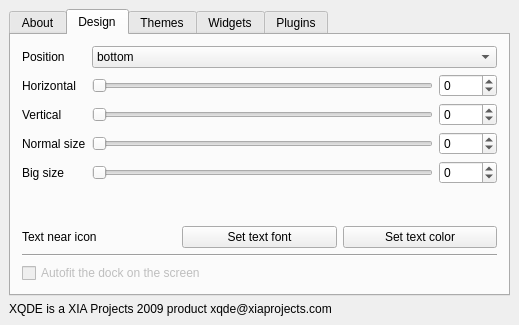
4myPAL/xqde, file trunk/XQDEUIConfigurator.ui: the form before one commit.
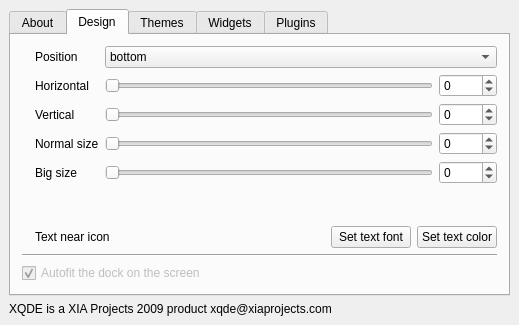
The form after the commit. Icons and pictures are not drawn.

Commit message: New icons on Configurator Interfaces

```diff
--- a/trunk/XQDEUIConfigurator.ui
+++ b/trunk/XQDEUIConfigurator.ui
@@ -42,7 +42,8 @@
           <string>&lt;!DOCTYPE HTML PUBLIC &quot;-//W3C//DTD HTML 4.0//EN&quot; &quot;http://www.w3.org/TR/REC-html40/strict.dtd&quot;&gt;
 &lt;html&gt;&lt;head&gt;&lt;meta name=&quot;qrichtext&quot; content=&quot;1&quot; /&gt;&lt;style type=&quot;text/css&quot;&gt;
 p, li { white-space: pre-wrap; }
-&lt;/style&gt;&lt;/head&gt;&lt;body style=&quot; font-family:'DejaVu Sans'; font-size:9pt; font-weight:400; font-style:normal;&quot;&gt;
+&lt;/style&gt;&lt;/head&gt;&lt;body style=&quot; font-family:'DejaVu Sans'; font-size:8pt; font-weight:400; font-style:normal;&quot;&gt;
+&lt;p align=&quot;center&quot; style=&quot; margin-top:0px; margin-bottom:0px; margin-left:0px; margin-right:0px; -qt-block-indent:0; text-indent:0px;&quot;&gt;&lt;img src=&quot;:/images/xqde_logo.png&quot; /&gt;&lt;/p&gt;
 &lt;p style=&quot; margin-top:0px; margin-bottom:0px; margin-left:0px; margin-right:0px; -qt-block-indent:0; text-indent:0px;&quot;&gt;&lt;span style=&quot; font-family:'Segoe Media Center'; font-size:10pt;&quot;&gt;Hello! I am XQDE&lt;/span&gt;&lt;/p&gt;
 &lt;p style=&quot; margin-top:0px; margin-bottom:0px; margin-left:0px; margin-right:0px; -qt-block-indent:0; text-indent:0px;&quot;&gt;&lt;span style=&quot; font-family:'Segoe Media Center'; font-size:10pt;&quot;&gt;The XIA Projects Desktop Environment&lt;/span&gt;&lt;/p&gt;
 &lt;p style=&quot; margin-top:0px; margin-bottom:0px; margin-left:0px; margin-right:0px; -qt-block-indent:0; text-indent:0px;&quot;&gt;&lt;span style=&quot; font-family:'Segoe Media Center'; font-size:10pt;&quot;&gt;This is an alpha preview of XQDE: the KXDocker evolution.&lt;/span&gt;&lt;/p&gt;
@@ -72,28 +73,21 @@
       <layout class="QGridLayout" name="gridLayout_3">
        <item row="0" column="0">
         <layout class="QGridLayout" name="gridLayout_2">
-         <item row="2" column="0">
+         <item row="2" column="1">
           <widget class="QLabel" name="label_8">
            <property name="text">
             <string>Vertical</string>
            </property>
           </widget>
          </item>
-         <item row="3" column="0">
+         <item row="3" column="1">
           <widget class="QLabel" name="label">
            <property name="text">
             <string>Normal size</string>
            </property>
           </widget>
          </item>
-         <item row="4" column="0">
-          <widget class="QLabel" name="label_2">
-           <property name="text">
-            <string>Big size</string>
-           </property>
-          </widget>
-         </item>
-         <item row="1" column="1">
+         <item row="1" column="2">
           <widget class="QSlider" name="dockPositionX">
            <property name="minimum">
             <number>16</number>
@@ -112,7 +106,7 @@
            </property>
           </widget>
          </item>
-         <item row="2" column="1">
+         <item row="2" column="2">
           <widget class="QSlider" name="dockPositionY">
            <property name="minimum">
             <number>16</number>
@@ -134,21 +128,21 @@
            </property>
           </widget>
          </item>
-         <item row="1" column="0">
+         <item row="1" column="1">
           <widget class="QLabel" name="label_7">
            <property name="text">
             <string>Horizontal</string>
            </property>
           </widget>
          </item>
-         <item row="0" column="0">
+         <item row="0" column="1">
           <widget class="QLabel" name="label_3">
            <property name="text">
             <string>Position</string>
            </property>
           </widget>
          </item>
-         <item row="0" column="1" colspan="2">
+         <item row="0" column="2" colspan="2">
           <widget class="QComboBox" name="dockposition">
            <item>
             <property name="text">
@@ -172,17 +166,7 @@
            </item>
           </widget>
          </item>
-         <item row="4" column="2">
-          <widget class="QSpinBox" name="spinBox_6">
-           <property name="minimum">
-            <number>-9999</number>
-           </property>
-           <property name="maximum">
-            <number>9999</number>
-           </property>
-          </widget>
-         </item>
-         <item row="3" column="2">
+         <item row="3" column="3">
           <widget class="QSpinBox" name="spinBox_5">
            <property name="minimum">
             <number>-9999</number>
@@ -192,7 +176,7 @@
            </property>
           </widget>
          </item>
-         <item row="2" column="2">
+         <item row="2" column="3">
           <widget class="QSpinBox" name="spinBox">
            <property name="minimum">
             <number>-9999</number>
@@ -202,7 +186,7 @@
            </property>
           </widget>
          </item>
-         <item row="1" column="2">
+         <item row="1" column="3">
           <widget class="QSpinBox" name="spinBox_2">
            <property name="minimum">
             <number>-9999</number>
@@ -212,29 +196,50 @@
            </property>
           </widget>
          </item>
-         <item row="4" column="1">
-          <widget class="QSlider" name="bigsize">
-           <property name="minimum">
-            <number>16</number>
+         <item row="0" column="0">
+          <widget class="QLabel" name="label_11">
+           <property name="text">
+            <string/>
            </property>
-           <property name="maximum">
-            <number>256</number>
+           <property name="pixmap">
+            <pixmap resource="resources/libxqdebase.qrc">:/images/position.png</pixmap>
            </property>
-           <property name="singleStep">
-            <number>8</number>
+           <property name="scaledContents">
+            <bool>true</bool>
            </property>
-           <property name="pageStep">
-            <number>16</number>
+          </widget>
+         </item>
+         <item row="1" column="0">
+          <widget class="QLabel" name="label_23">
+           <property name="text">
+            <string/>
            </property>
-           <property name="value">
-            <number>16</number>
+           <property name="pixmap">
+            <pixmap resource="resources/libxqdebase.qrc">:/images/horizontal.png</pixmap>
            </property>
-           <property name="orientation">
-            <enum>Qt::Horizontal</enum>
+          </widget>
+         </item>
+         <item row="2" column="0">
+          <widget class="QLabel" name="label_24">
+           <property name="text">
+            <string/>
            </property>
+           <property name="pixmap">
+            <pixmap resource="resources/libxqdebase.qrc">:/images/vertical.png</pixmap>
+           </property>
           </widget>
          </item>
-         <item row="3" column="1">
+         <item row="3" column="0">
+          <widget class="QLabel" name="label_25">
+           <property name="text">
+            <string/>
+           </property>
+           <property name="pixmap">
+            <pixmap resource="resources/libxqdebase.qrc">:/images/normal.png</pixmap>
+           </property>
+          </widget>
+         </item>
+         <item row="3" column="2">
           <widget class="QSlider" name="normalsize">
            <property name="minimum">
             <number>16</number>
@@ -253,9 +258,58 @@
            </property>
           </widget>
          </item>
+         <item row="4" column="3">
+          <widget class="QSpinBox" name="spinBox_6">
+           <property name="minimum">
+            <number>-9999</number>
+           </property>
+           <property name="maximum">
+            <number>9999</number>
+           </property>
+          </widget>
+         </item>
+         <item row="4" column="2">
+          <widget class="QSlider" name="bigsize">
+           <property name="minimum">
+            <number>16</number>
+           </property>
+           <property name="maximum">
+            <number>256</number>
+           </property>
+           <property name="singleStep">
+            <number>8</number>
+           </property>
+           <property name="pageStep">
+            <number>16</number>
+           </property>
+           <property name="value">
+            <number>16</number>
+           </property>
+           <property name="orientation">
+            <enum>Qt::Horizontal</enum>
+           </property>
+          </widget>
+         </item>
+         <item row="4" column="0">
+          <widget class="QLabel" name="label_26">
+           <property name="text">
+            <string/>
+           </property>
+           <property name="pixmap">
+            <pixmap resource="resources/libxqdebase.qrc">:/images/big.png</pixmap>
+           </property>
+          </widget>
+         </item>
+         <item row="4" column="1">
+          <widget class="QLabel" name="label_2">
+           <property name="text">
+            <string>Big size</string>
+           </property>
+          </widget>
+         </item>
         </layout>
        </item>
-       <item row="2" column="0">
+       <item row="3" column="0">
         <layout class="QHBoxLayout">
          <property name="spacing">
           <number>6</number>
@@ -263,6 +317,19 @@
          <property name="margin">
           <number>0</number>
          </property>
+         <item>
+          <widget class="QLabel" name="label_27">
+           <property name="text">
+            <string/>
+           </property>
+           <property name="pixmap">
+            <pixmap resource="resources/libxqdebase.qrc">:/images/format_text_italic.png</pixmap>
+           </property>
+           <property name="scaledContents">
+            <bool>false</bool>
+           </property>
+          </widget>
+         </item>
          <item>
           <widget class="QLabel" name="label_4">
            <property name="text">
@@ -270,11 +337,28 @@
            </property>
           </widget>
          </item>
+         <item>
+          <spacer name="horizontalSpacer">
+           <property name="orientation">
+            <enum>Qt::Horizontal</enum>
+           </property>
+           <property name="sizeHint" stdset="0">
+            <size>
+             <width>40</width>
+             <height>20</height>
+            </size>
+           </property>
+          </spacer>
+         </item>
          <item>
           <widget class="QPushButton" name="changeOverTextFont">
            <property name="text">
             <string>Set text font</string>
            </property>
+           <property name="icon">
+            <iconset resource="resources/libxqdebase.qrc">
+             <normaloff>:/images/fonts.png</normaloff>:/images/fonts.png</iconset>
+           </property>
           </widget>
          </item>
          <item>
@@ -282,11 +366,15 @@
            <property name="text">
             <string>Set text color</string>
            </property>
+           <property name="icon">
+            <iconset resource="resources/libxqdebase.qrc">
+             <normaloff>:/images/format_stroke_color.png</normaloff>:/images/format_stroke_color.png</iconset>
+           </property>
           </widget>
          </item>
         </layout>
        </item>
-       <item row="4" column="0">
+       <item row="5" column="0">
         <widget class="QCheckBox" name="autofit">
          <property name="enabled">
           <bool>false</bool>
@@ -294,16 +382,19 @@
          <property name="text">
           <string>Autofit the dock on the screen</string>
          </property>
+         <property name="checked">
+          <bool>true</bool>
+         </property>
         </widget>
        </item>
-       <item row="3" column="0">
+       <item row="4" column="0">
         <widget class="Line" name="line">
          <property name="orientation">
           <enum>Qt::Horizontal</enum>
          </property>
         </widget>
        </item>
-       <item row="1" column="0">
+       <item row="2" column="0">
         <spacer name="verticalSpacer">
          <property name="orientation">
           <enum>Qt::Vertical</enum>
@@ -343,6 +434,10 @@
                <property name="text">
                 <string>Add</string>
                </property>
+               <property name="icon">
+                <iconset resource="resources/libxqdebase.qrc">
+                 <normaloff>:/images/new1.png</normaloff>:/images/new1.png</iconset>
+               </property>
               </widget>
              </item>
              <item>
@@ -350,6 +445,10 @@
                <property name="text">
                 <string>Remove</string>
                </property>
+               <property name="icon">
+                <iconset resource="resources/libxqdebase.qrc">
+                 <normaloff>:/images/fin.png</normaloff>:/images/fin.png</iconset>
+               </property>
               </widget>
              </item>
              <item>
@@ -357,6 +456,10 @@
                <property name="text">
                 <string>Up</string>
                </property>
+               <property name="icon">
+                <iconset resource="resources/libxqdebase.qrc">
+                 <normaloff>:/images/1uparrow.png</normaloff>:/images/1uparrow.png</iconset>
+               </property>
               </widget>
              </item>
              <item>
@@ -364,6 +467,10 @@
                <property name="text">
                 <string>Down</string>
                </property>
+               <property name="icon">
+                <iconset resource="resources/libxqdebase.qrc">
+                 <normaloff>:/images/1downarrow.png</normaloff>:/images/1downarrow.png</iconset>
+               </property>
               </widget>
              </item>
             </layout>
@@ -660,6 +767,10 @@
          <property name="text">
           <string>Configure</string>
          </property>
+         <property name="icon">
+          <iconset resource="resources/libxqdebase.qrc">
+           <normaloff>:/images/configure2.png</normaloff>:/images/configure2.png</iconset>
+         </property>
         </widget>
        </item>
       </layout>
```
Left out of the diff: 5 changed lines with no effect on the pictures. The commit also changes 3 other files.
